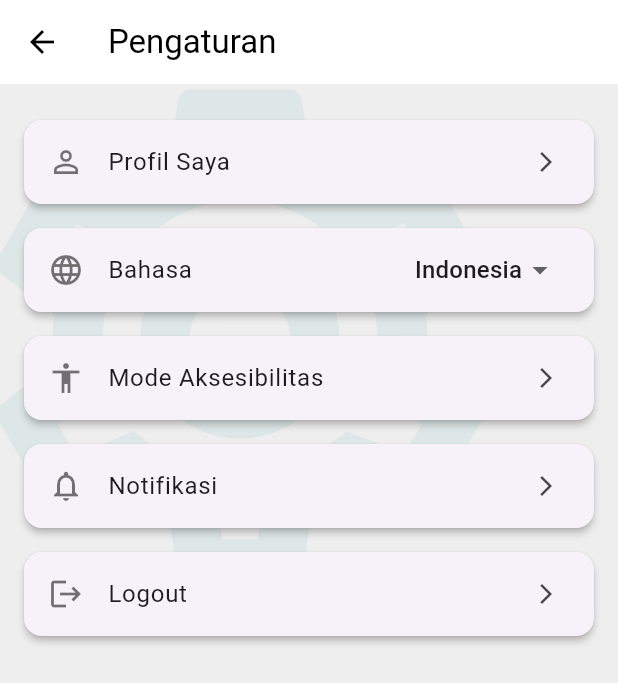
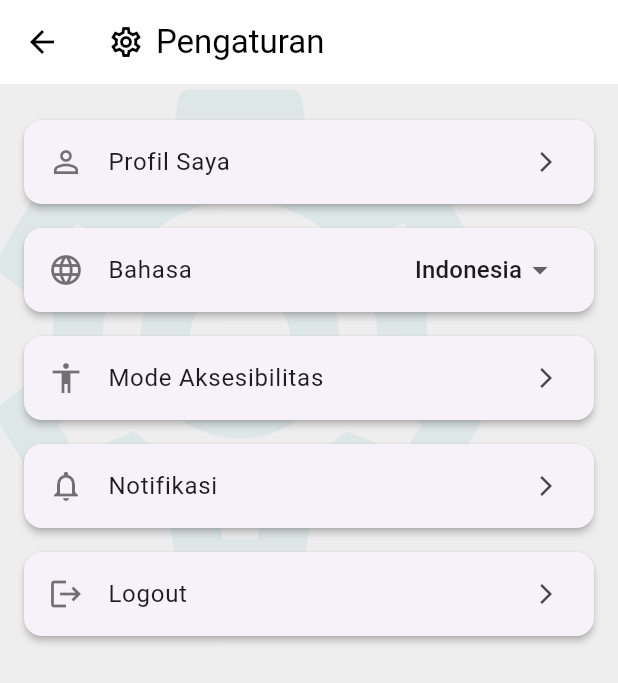
Before and after one commit to marissssssa/MobApps, a Flutter app: the SettingsScreen screen opened directly, on a phone screen of 412 x 824 dp. Shown: the top 683 px of the screen. Run offline on Flutter 3.47's test engine with Material 3 defaults, Android fonts, the phone set to English and light mode, and no system bars.

Commit message:
settings_screen.dart

```diff
--- a/lib/screens/auth/settings_screen.dart
+++ b/lib/screens/auth/settings_screen.dart
@@ -8,10 +8,16 @@ class SettingsScreen extends StatelessWidget {
     return Scaffold(
       backgroundColor: const Color(0xFFEEEEEE),
       appBar: AppBar(
-        title: const Text('Pengaturan'),
         backgroundColor: Colors.white,
+        elevation: 0,
         foregroundColor: Colors.black,
-        elevation: 0,
+        title: Row(
+          children: const [
+            Icon(Icons.settings_outlined, color: Colors.black),
+            SizedBox(width: 8),
+            Text('Pengaturan', style: TextStyle(color: Colors.black)),
+          ],
+        ),
       ),
       body: Stack(
         children: [
```
